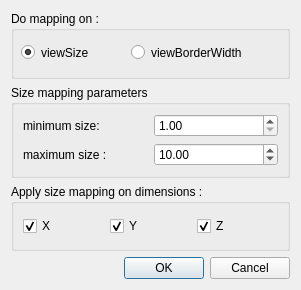
This is plugins/view/HistogramView/SizeScaleConfigDialog.ui in anlambert/tulip as Qt 5 draws it before an edit. The edited form follows.
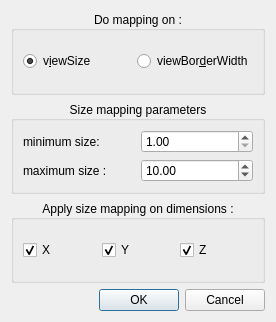
This is the edited form.

```diff
--- a/plugins/view/HistogramView/SizeScaleConfigDialog.ui
+++ b/plugins/view/HistogramView/SizeScaleConfigDialog.ui
@@ -6,8 +6,8 @@
    <rect>
     <x>0</x>
     <y>0</y>
-    <width>301</width>
-    <height>290</height>
+    <width>276</width>
+    <height>322</height>
    </rect>
   </property>
   <property name="windowTitle">
@@ -19,35 +19,28 @@
      <property name="title">
       <string>Do mapping on :</string>
      </property>
+     <property name="alignment">
+      <set>Qt::AlignCenter</set>
+     </property>
+     <layout class="QHBoxLayout" name="horizontalLayout_2">
+      <item>
      <widget class="QRadioButton" name="viewSizeRB">
-      <property name="geometry">
-       <rect>
-        <x>10</x>
-        <y>30</y>
-        <width>251</width>
-        <height>23</height>
-       </rect>
-      </property>
       <property name="text">
-       <string>viewSize</string>
+         <string>v&amp;iewSize</string>
       </property>
       <property name="checked">
        <bool>true</bool>
       </property>
      </widget>
+      </item>
+      <item>
      <widget class="QRadioButton" name="viewBorderWidthRB">
-      <property name="geometry">
-       <rect>
-        <x>120</x>
-        <y>30</y>
-        <width>141</width>
-        <height>23</height>
-       </rect>
-      </property>
       <property name="text">
-       <string>viewBorderWidth</string>
-      </property>
-     </widget>
+         <string>viewBor&amp;derWidth</string>
+        </property>
+       </widget>
+      </item>
+     </layout>
     </widget>
    </item>
    <item>
@@ -55,6 +48,9 @@
      <property name="title">
       <string>Size mapping parameters</string>
      </property>
+     <property name="alignment">
+      <set>Qt::AlignCenter</set>
+     </property>
      <layout class="QGridLayout" name="gridLayout">
       <item row="0" column="0">
        <widget class="QLabel" name="label">
@@ -101,6 +97,9 @@
      <property name="title">
       <string>Apply size mapping on dimensions :</string>
      </property>
+     <property name="alignment">
+      <set>Qt::AlignCenter</set>
+     </property>
      <layout class="QHBoxLayout" name="horizontalLayout">
       <item>
        <widget class="QCheckBox" name="xCB">
```
Lines whose indentation alone changed are shown as unchanged.
